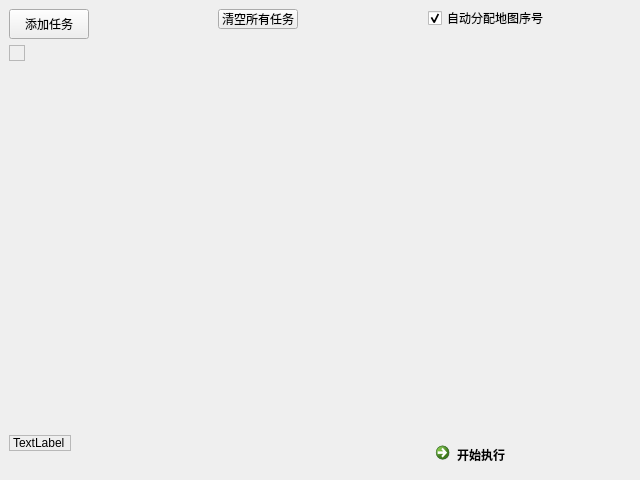
This is SlopeCraftMain/others/BatchUi.ui in SlopeCraft/SlopeCraft as Qt 5 draws it before an edit. The edited form follows.
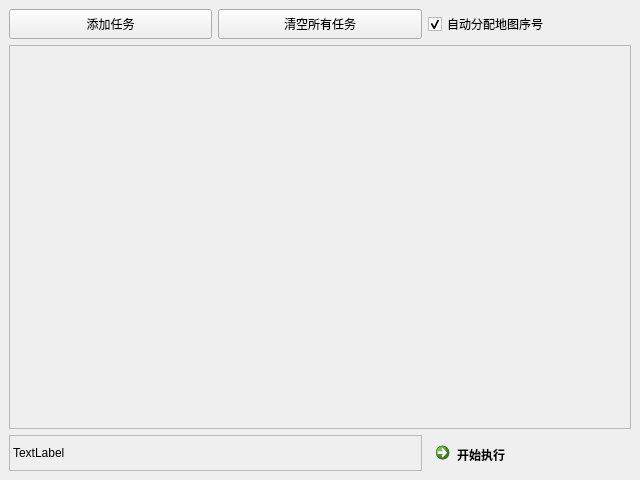
This is the edited form.

Commit message: 实现批量操作的界面逻辑

Diff of the .ui file:
```diff
--- a/SlopeCraftMain/others/BatchUi.ui
+++ b/SlopeCraftMain/others/BatchUi.ui
@@ -26,15 +26,29 @@
      <height>0</height>
     </size>
    </property>
+   <layout class="QGridLayout" name="gridLayout_2">
+    <item row="0" column="1">
+     <widget class="QPushButton" name="BtnClearTask">
+      <property name="sizePolicy">
+       <sizepolicy hsizetype="Minimum" vsizetype="Preferred">
+        <horstretch>0</horstretch>
+        <verstretch>0</verstretch>
+       </sizepolicy>
+      </property>
+      <property name="text">
+       <string>清空所有任务</string>
+      </property>
+     </widget>
+    </item>
+    <item row="2" column="2">
+     <widget class="QCommandLinkButton" name="BtnExecute">
+      <property name="text">
+       <string>开始执行</string>
+      </property>
+     </widget>
+    </item>
+    <item row="0" column="0">
    <widget class="QPushButton" name="BtnAddTask">
-    <property name="geometry">
-     <rect>
-      <x>9</x>
-      <y>9</y>
-      <width>80</width>
-      <height>30</height>
-     </rect>
-    </property>
     <property name="sizePolicy">
      <sizepolicy hsizetype="Minimum" vsizetype="Preferred">
       <horstretch>0</horstretch>
@@ -51,34 +65,9 @@
      <string>添加任务</string>
     </property>
    </widget>
-   <widget class="QPushButton" name="BtnClearTask">
-    <property name="geometry">
-     <rect>
-      <x>218</x>
-      <y>9</y>
-      <width>80</width>
-      <height>20</height>
-     </rect>
-    </property>
-    <property name="sizePolicy">
-     <sizepolicy hsizetype="Minimum" vsizetype="Preferred">
-      <horstretch>0</horstretch>
-      <verstretch>0</verstretch>
-     </sizepolicy>
-    </property>
-    <property name="text">
-     <string>清空所有任务</string>
-    </property>
-   </widget>
+    </item>
+    <item row="0" column="2">
    <widget class="QCheckBox" name="autoMapSeqNum">
-    <property name="geometry">
-     <rect>
-      <x>428</x>
-      <y>9</y>
-      <width>121</width>
-      <height>18</height>
-     </rect>
-    </property>
     <property name="sizePolicy">
      <sizepolicy hsizetype="Minimum" vsizetype="Preferred">
       <horstretch>0</horstretch>
@@ -92,28 +81,9 @@
      <bool>true</bool>
     </property>
    </widget>
-   <widget class="QCommandLinkButton" name="BtnExecute">
-    <property name="geometry">
-     <rect>
-      <x>428</x>
-      <y>435</y>
-      <width>203</width>
-      <height>36</height>
-     </rect>
-    </property>
-    <property name="text">
-     <string>开始执行</string>
-    </property>
-   </widget>
+    </item>
+    <item row="1" column="0" colspan="3">
    <widget class="QScrollArea" name="scrollArea">
-    <property name="geometry">
-     <rect>
-      <x>9</x>
-      <y>45</y>
-      <width>16</width>
-      <height>16</height>
-     </rect>
-    </property>
     <property name="widgetResizable">
      <bool>true</bool>
     </property>
@@ -122,8 +92,8 @@
       <rect>
        <x>0</x>
        <y>0</y>
-       <width>16</width>
-       <height>16</height>
+         <width>620</width>
+         <height>377</height>
       </rect>
      </property>
      <layout class="QVBoxLayout" name="scrollLayout">
@@ -139,15 +109,9 @@
      </layout>
     </widget>
    </widget>
+    </item>
+    <item row="2" column="0" colspan="2">
    <widget class="QLabel" name="LabelShowInfo">
-    <property name="geometry">
-     <rect>
-      <x>9</x>
-      <y>435</y>
-      <width>62</width>
-      <height>16</height>
-     </rect>
-    </property>
     <property name="frameShape">
      <enum>QFrame::StyledPanel</enum>
     </property>
@@ -161,6 +125,8 @@
      <bool>true</bool>
     </property>
    </widget>
+    </item>
+   </layout>
   </widget>
  </widget>
  <resources/>
```
Lines whose indentation alone changed are shown as unchanged. The commit also changes 3 other files.
